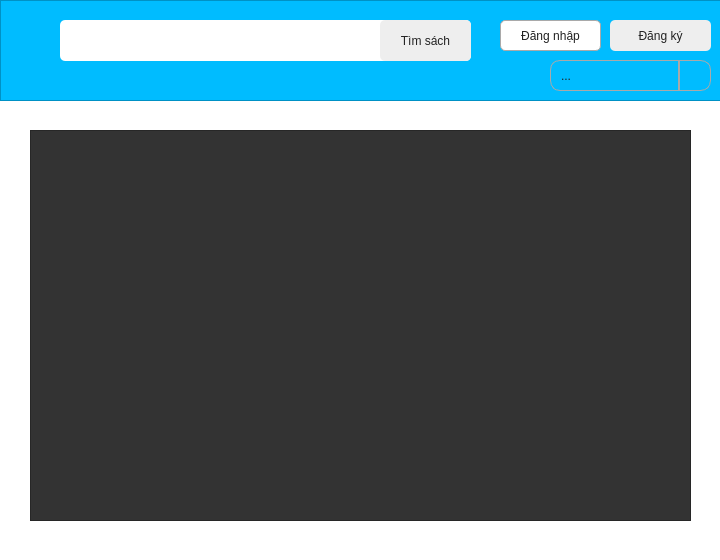
duydvu/Library, file mainwindow.ui: the form before one commit.
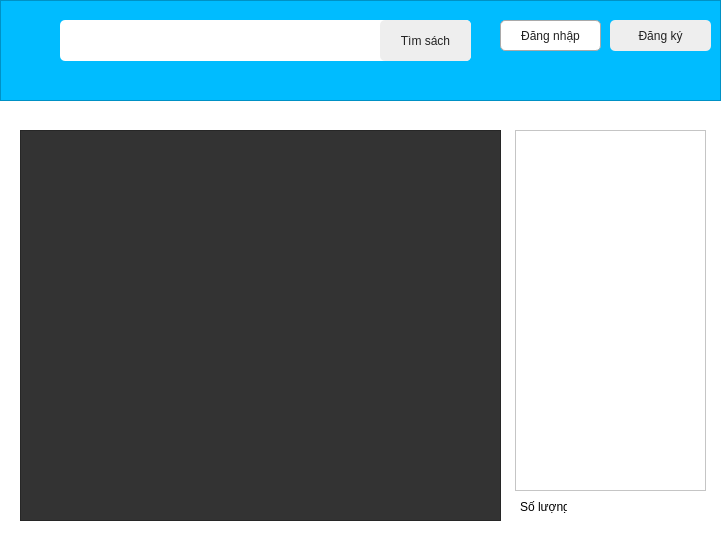
The form after the commit. Icons and pictures are not drawn.

```diff
--- a/mainwindow.ui
+++ b/mainwindow.ui
@@ -9,8 +9,8 @@
    <rect>
     <x>0</x>
     <y>0</y>
-    <width>720</width>
-    <height>560</height>
+    <width>721</width>
+    <height>546</height>
    </rect>
   </property>
   <property name="windowTitle">
@@ -181,90 +181,6 @@
       <set>Qt::AlignRight|Qt::AlignTrailing|Qt::AlignVCenter</set>
      </property>
     </widget>
-    <widget class="QComboBox" name="AccountComboBox">
-     <property name="geometry">
-      <rect>
-       <x>550</x>
-       <y>60</y>
-       <width>161</width>
-       <height>31</height>
-      </rect>
-     </property>
-     <property name="cursor">
-      <cursorShape>PointingHandCursor</cursorShape>
-     </property>
-     <property name="styleSheet">
-      <string notr="true">#AccountComboBox 
-{
-	border: 1px solid darkgray;
-	border-radius: 10px;
-	font: 15pt &quot;Myriad Pro Cond&quot;;
-	color: #222;
-	outline: none;
-	padding-left: 10px;
-}
-#AccountComboBox:!editable, #AccountComboBox::drop-down:editable {
-     background: qlineargradient(x1: 0, y1: 0, x2: 0, y2: 1,
-                                stop: 0 #eee, stop: 0.4 #ddd,
-                                stop: 0.5 #d8d8d8, stop: 1.0 #ddd);
-}
-#AccountComboBox:!editable:on, #AccountComboBox::drop-down:editable:on {
-    background: qlineargradient(x1: 0, y1: 0, x2: 0, y2: 1,
-                                stop: 0 #e9e9e9, stop: 0.4 #D8D8D8,
-                                stop: 0.5 #DDDDDD, stop: 1.0 #e9e9e9);
-	outline: none;
-}
-
-#AccountComboBox:on {
-    padding-top: 3px;
-    padding-left: 20px;
-}
-
-#AccountComboBox::drop-down {
-    subcontrol-origin: padding;
-    subcontrol-position: top right;
-    width: 30px;
-   	border-left: 2px solid darkgray;
-}
-#AccountComboBox::down-arrow {
-    image: url(images/drop_down.png);
-}
-
-#AccountComboBox::down-arrow:on { 
-    top: 1px;
-}
-
-QComboBox QAbstractItemView
-{
-    border: 1px solid darkgray;
-    color: black;
-    selection-background-color: QLinearGradient( x1: 0, y1: 0, x2: 0, y2: 1, stop: 0 #111, stop: 1 #555);
-	background: white;
-	outline: none;
-	padding-left: 10px;
-}</string>
-     </property>
-     <item>
-      <property name="text">
-       <string>...</string>
-      </property>
-     </item>
-     <item>
-      <property name="text">
-       <string>Trang cá nhân</string>
-      </property>
-     </item>
-     <item>
-      <property name="text">
-       <string>Xem thông báo</string>
-      </property>
-     </item>
-     <item>
-      <property name="text">
-       <string>Đăng xuất</string>
-      </property>
-     </item>
-    </widget>
     <zorder>AccountLabel</zorder>
     <zorder>FindBooksEdit</zorder>
     <zorder>FindBooksButton</zorder>
@@ -272,11 +188,14 @@
     <zorder>SignUpButton</zorder>
    </widget>
    <widget class="QTableWidget" name="BooksTable">
+    <property name="enabled">
+     <bool>true</bool>
+    </property>
     <property name="geometry">
      <rect>
-      <x>30</x>
+      <x>20</x>
       <y>130</y>
-      <width>661</width>
+      <width>481</width>
       <height>391</height>
      </rect>
     </property>
@@ -332,6 +251,42 @@
      <bool>false</bool>
     </attribute>
    </widget>
+   <widget class="QLabel" name="quantity">
+    <property name="geometry">
+     <rect>
+      <x>580</x>
+      <y>500</y>
+      <width>47</width>
+      <height>13</height>
+     </rect>
+    </property>
+    <property name="text">
+     <string/>
+    </property>
+   </widget>
+   <widget class="QLabel" name="quantity_2">
+    <property name="geometry">
+     <rect>
+      <x>520</x>
+      <y>500</y>
+      <width>47</width>
+      <height>13</height>
+     </rect>
+    </property>
+    <property name="text">
+     <string>Số lượng</string>
+    </property>
+   </widget>
+   <widget class="QTextBrowser" name="intro">
+    <property name="geometry">
+     <rect>
+      <x>515</x>
+      <y>130</y>
+      <width>191</width>
+      <height>361</height>
+     </rect>
+    </property>
+   </widget>
    <zorder>MainBar</zorder>
    <zorder>SignInButton</zorder>
    <zorder>BooksTable</zorder>
```
Left out of the diff: 6 changed lines with no effect on the pictures.
